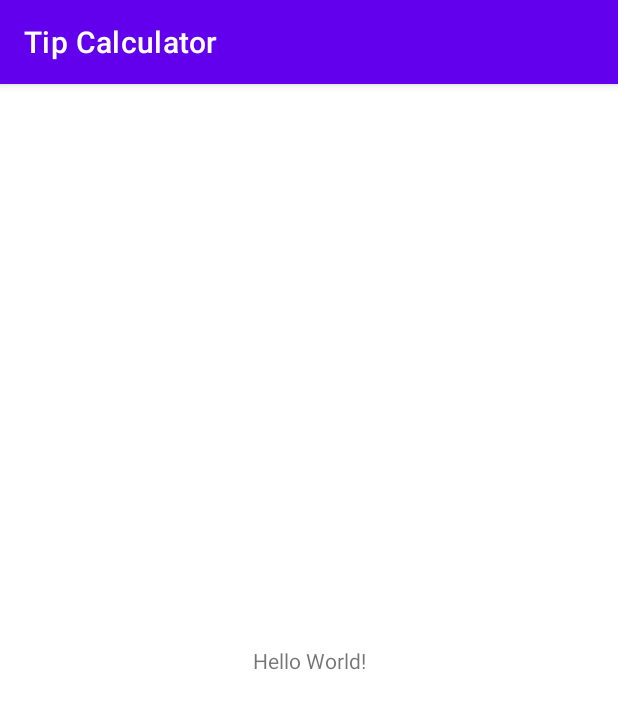
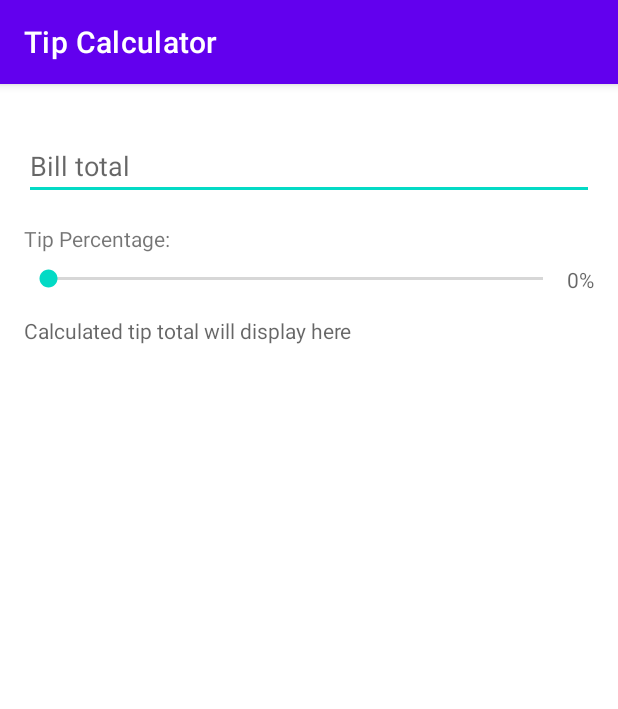
Before and after one commit to jean-t86/tip-calculator, an Android app: the screen it shows after launch (MainActivity), on a phone screen of 412 x 824 dp. Shown: the top 709 px of the screen. Run offline under Robolectric (Android 15) with nearby library versions, the phone set to English and light mode, and no system bars.

Commit message:
Add Tip Calculator layout implementation

```diff
--- a/app/src/main/res/layout/activity_main.xml
+++ b/app/src/main/res/layout/activity_main.xml
@@ -4,15 +4,55 @@
     xmlns:tools="http://schemas.android.com/tools"
     android:layout_width="match_parent"
     android:layout_height="match_parent"
+    android:padding="@dimen/standard_padding_margin"
     tools:context=".MainActivity">
 
+    <EditText
+        android:id="@+id/etTotal"
+        android:layout_width="match_parent"
+        android:layout_height="wrap_content"
+        android:layout_marginTop="@dimen/standard_padding_margin"
+        android:hint="@string/bill_total"
+        android:importantForAutofill="no"
+        android:inputType="numberDecimal"
+        app:layout_constraintStart_toStartOf="parent"
+        app:layout_constraintTop_toTopOf="parent" />
+
     <TextView
+        android:id="@+id/tvTipPercentage"
         android:layout_width="wrap_content"
         android:layout_height="wrap_content"
-        android:text="Hello World!"
-        app:layout_constraintBottom_toBottomOf="parent"
-        app:layout_constraintLeft_toLeftOf="parent"
-        app:layout_constraintRight_toRightOf="parent"
-        app:layout_constraintTop_toTopOf="parent" />
+        android:layout_marginTop="@dimen/standard_padding_margin"
+        android:text="@string/tip_percentage"
+        app:layout_constraintStart_toStartOf="parent"
+        app:layout_constraintTop_toBottomOf="@id/etTotal" />
+
+    <SeekBar
+        android:id="@+id/sbTipPercentage"
+        android:layout_width="0dp"
+        android:layout_height="wrap_content"
+        android:layout_marginTop="@dimen/half_standard_padding_margin"
+        android:max="100"
+        app:layout_constraintEnd_toStartOf="@id/tvTipPercentageValue"
+        app:layout_constraintStart_toStartOf="parent"
+        app:layout_constraintTop_toBottomOf="@id/tvTipPercentage" />
+
+    <TextView
+        android:id="@+id/tvTipPercentageValue"
+        android:layout_width="wrap_content"
+        android:layout_height="wrap_content"
+        android:hint="@string/tip_percentage_hint"
+        app:layout_constraintEnd_toEndOf="parent"
+        app:layout_constraintStart_toEndOf="@id/sbTipPercentage"
+        app:layout_constraintTop_toTopOf="@id/sbTipPercentage" />
+
+    <TextView
+        android:id="@+id/tvCalculatedTip"
+        android:layout_width="match_parent"
+        android:layout_height="wrap_content"
+        android:layout_marginTop="@dimen/standard_padding_margin"
+        android:hint="@string/tip_total"
+        app:layout_constraintStart_toStartOf="parent"
+        app:layout_constraintTop_toBottomOf="@id/sbTipPercentage" />
 
 </androidx.constraintlayout.widget.ConstraintLayout>
--- /dev/null
+++ b/app/src/main/res/values/dimens.xml
@@ -0,0 +1,5 @@
+<?xml version="1.0" encoding="utf-8"?>
+<resources>
+    <dimen name="standard_padding_margin">16dp</dimen>
+    <dimen name="half_standard_padding_margin">8dp</dimen>
+</resources>
--- a/app/src/main/res/values/strings.xml
+++ b/app/src/main/res/values/strings.xml
@@ -1,3 +1,7 @@
 <resources>
     <string name="app_name">Tip Calculator</string>
+    <string name="bill_total">Bill total</string>
+    <string name="tip_total">Calculated tip total will display here</string>
+    <string name="tip_percentage_hint">0%</string>
+    <string name="tip_percentage">Tip Percentage:</string>
 </resources>
```
